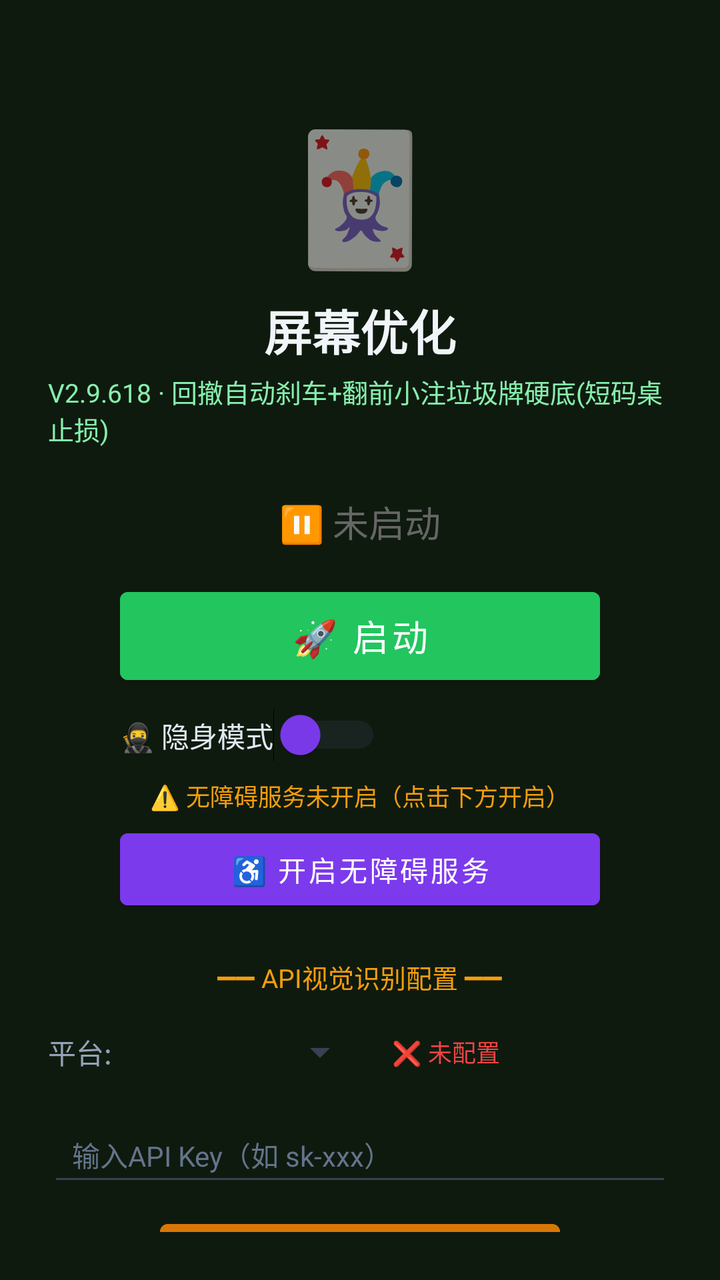
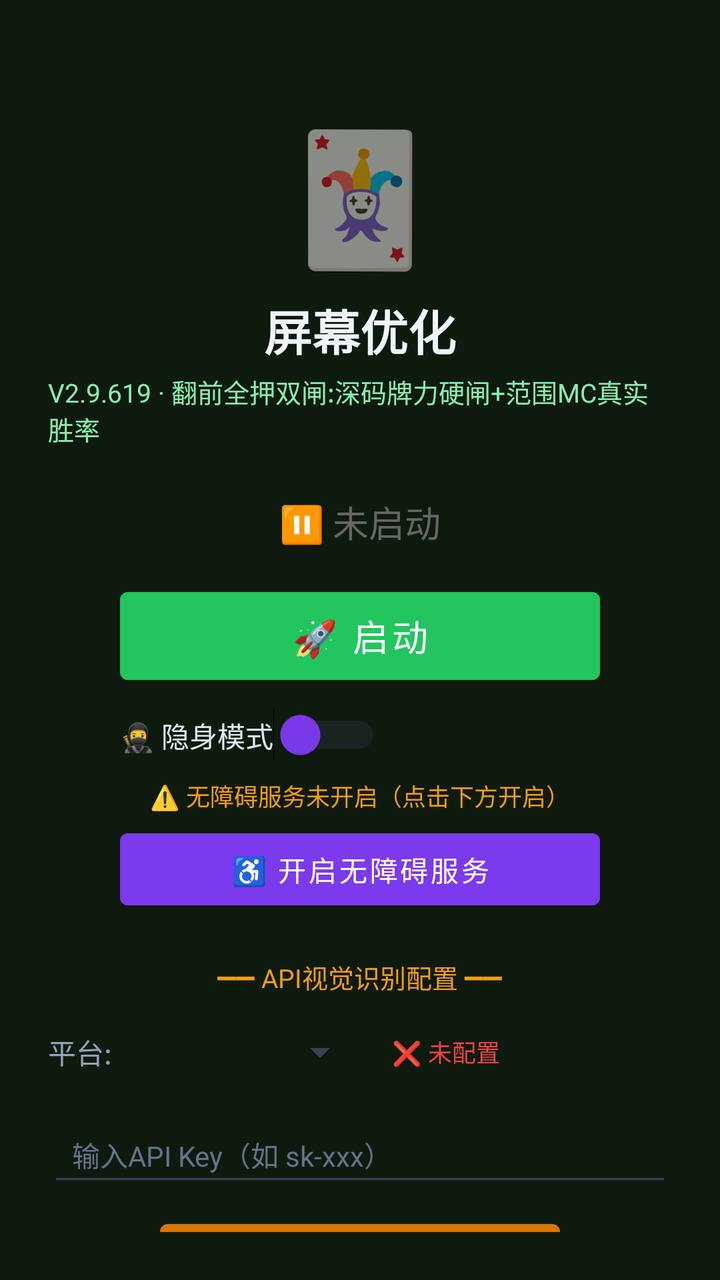

Screens rendered from an Android XML layout before and after an edit, with the pre-edit source and the edit as a unified diff.
<!-- AndroidManifest.xml: activity theme Theme.MjScreenshot -->
<!-- res/layout/activity_main.xml -->
<?xml version="1.0" encoding="utf-8"?>
<LinearLayout xmlns:android="http://schemas.android.com/apk/res/android"
    android:layout_width="match_parent"
    android:layout_height="match_parent"
    android:orientation="vertical"
    android:background="#0f1a0f"
    android:padding="24dp"
    android:gravity="center_horizontal">

    <TextView
        android:layout_width="wrap_content"
        android:layout_height="wrap_content"
        android:text="🃏"
        android:textSize="64sp"
        android:layout_marginTop="30dp" />

    <TextView
        android:layout_width="wrap_content"
        android:layout_height="wrap_content"
        android:text="屏幕优化"
        android:textSize="24sp"
        android:textColor="#f1f5f9"
        android:textStyle="bold"
        android:layout_marginTop="8dp" />

    <TextView
        android:layout_width="wrap_content"
        android:layout_height="wrap_content"
        android:text="V2.9.618 · 回撤自动刹车+翻前小注垃圾牌硬底(短码桌止损)"
        android:textSize="13sp"
        android:textColor="#86efac"
        android:layout_marginTop="4dp" />

    <TextView
        android:id="@+id/tvStatus"
        android:layout_width="wrap_content"
        android:layout_height="wrap_content"
        android:text="⏸ 未启动"
        android:textSize="18sp"
        android:textColor="#666666"
        android:layout_marginTop="24dp" />

    <Button
        android:id="@+id/btnStart"
        android:layout_width="240dp"
        android:layout_height="56dp"
        android:text="🚀 启动"
        android:textSize="18sp"
        android:textColor="#ffffff"
        android:backgroundTint="#22c55e"
        android:layout_marginTop="16dp" />

    <Button
        android:id="@+id/btnHelper"
        android:layout_width="240dp"
        android:layout_height="56dp"
        android:text="🃏 打开智囊"
        android:textSize="16sp"
        android:textColor="#ffffff"
        android:backgroundTint="#16a34a"
        android:layout_marginTop="12dp"
        android:visibility="gone" />

    
    <LinearLayout
        android:layout_width="240dp"
        android:layout_height="wrap_content"
        android:orientation="horizontal"
        android:gravity="center_vertical"
        android:layout_marginTop="8dp">

        <Switch
            android:id="@+id/switchStealth"
            android:layout_width="wrap_content"
            android:layout_height="wrap_content"
            android:text="🥷 隐身模式"
            android:textColor="#e2e8f0"
            android:textSize="14sp"
            android:thumbTint="#7c3aed"
            android:trackTint="#374151" />
    </LinearLayout>

    <TextView
        android:id="@+id/tvAccessibilityStatus"
        android:layout_width="wrap_content"
        android:layout_height="wrap_content"
        android:text="⚠️ 无障碍服务未开启（点击下方开启）"
        android:textSize="12sp"
        android:textColor="#f59e0b"
        android:layout_marginTop="8dp"
        android:gravity="center" />

    <Button
        android:id="@+id/btnAccessibility"
        android:layout_width="240dp"
        android:layout_height="48dp"
        android:text="♿ 开启无障碍服务"
        android:textSize="14sp"
        android:textColor="#ffffff"
        android:backgroundTint="#7c3aed"
        android:layout_marginTop="4dp" />

    <TextView
        android:layout_width="wrap_content"
        android:layout_height="wrap_content"
        android:text="━━ API视觉识别配置 ━━"
        android:textSize="13sp"
        android:textColor="#f59e0b"
        android:layout_marginTop="20dp" />

    <LinearLayout
        android:layout_width="match_parent"
        android:layout_height="wrap_content"
        android:orientation="horizontal"
        android:layout_marginTop="8dp"
        android:gravity="center_vertical">

        <TextView
            android:layout_width="wrap_content"
            android:layout_height="wrap_content"
            android:text="平台:"
            android:textSize="14sp"
            android:textColor="#94a3b8" />

        <Spinner
            android:id="@+id/spinnerProvider"
            android:layout_width="120dp"
            android:layout_height="40dp"
            android:layout_marginStart="8dp"
            android:backgroundTint="#374151" />

        <TextView
            android:id="@+id/tvApiStatus"
            android:layout_width="wrap_content"
            android:layout_height="wrap_content"
            android:text="❌ 未配置"
            android:textSize="12sp"
            android:textColor="#ef4444"
            android:layout_marginStart="12dp" />
    </LinearLayout>

    <EditText
        android:id="@+id/etApiKey"
        android:layout_width="match_parent"
        android:layout_height="44dp"
        android:hint="输入API Key（如 sk-xxx）"
        android:textSize="14sp"
        android:textColor="#e2e8f0"
        android:textColorHint="#64748b"
        android:backgroundTint="#374151"
        android:inputType="textPassword"
        android:layout_marginTop="8dp"
        android:paddingStart="12dp"
        android:paddingEnd="12dp" />

    <Button
        android:id="@+id/btnSaveApi"
        android:layout_width="200dp"
        android:layout_height="44dp"
        android:text="💾 保存API配置"
        android:textSize="14sp"
        android:textColor="#ffffff"
        android:backgroundTint="#d97706"
        android:layout_marginTop="8dp" />

    <TextView
        android:id="@+id/tvHint"
        android:layout_width="wrap_content"
        android:layout_height="wrap_content"
        android:text="先点上方按钮启动截屏"
        android:textSize="13sp"
        android:textColor="#666666"
        android:layout_marginTop="12dp"
        android:gravity="center" />

    <TextView
        android:layout_width="wrap_content"
        android:layout_height="wrap_content"
        android:text="使用步骤：\n1. 配置API Key（支持OpenAI/通义千问VL/硅基流动）\n2. 点「开启无障碍服务」→ 开启\n3. 开启「🥷隐身模式」(反检测)\n4. 点「启动」→ 允许悬浮窗\n5. 打牌时点屏幕上的🎯悬浮球即可截屏识别\n★ 拖动悬浮球可移到不挡牌的位置 ★\n★ 长按悬浮球可展开/收起详细面板 ★\n★ 悬浮球边框颜色=建议：绿=加注 橙=跟注 红=弃牌 ★"
        android:textSize="12sp"
        android:textColor="#64748b"
        android:layout_marginTop="12dp"
        android:lineSpacingExtra="3dp" />

</LinearLayout>
<!-- resources referenced by this layout -->
<resources>
  <style name="Theme.MjScreenshot" parent="Theme.MaterialComponents.DayNight.DarkActionBar">
          <item name="colorPrimary">#1e40af</item>
          <item name="colorPrimaryVariant">#1e3a8a</item>
          <item name="colorOnPrimary">#ffffff</item>
          <item name="android:statusBarColor">#0f172a</item>
      </style>
</resources>

<!-- the commit's change to res/layout/activity_main.xml (unified diff, before → after) -->
@@ -26,7 +26,7 @@
     <TextView
         android:layout_width="wrap_content"
         android:layout_height="wrap_content"
-        android:text="V2.9.618 · 回撤自动刹车+翻前小注垃圾牌硬底(短码桌止损)"
+        android:text="V2.9.619 · 翻前全押双闸:深码牌力硬闸+范围MC真实胜率"
         android:textSize="13sp"
         android:textColor="#86efac"
         android:layout_marginTop="4dp" />
